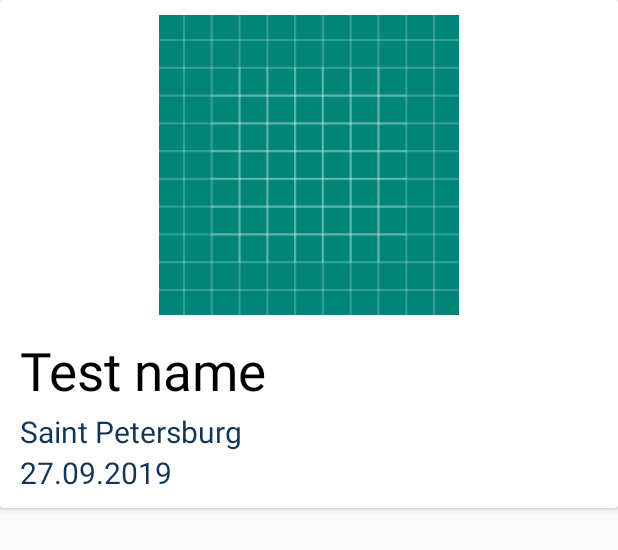
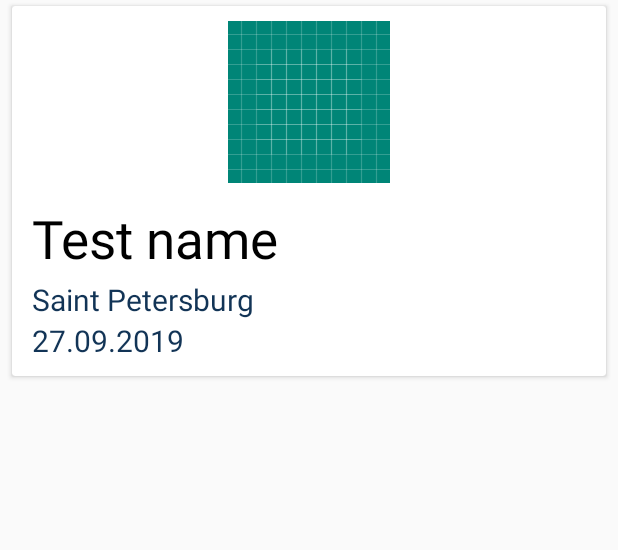
Before and after one commit to NewUserKK/vk-2019-volunteers, an Android app: the layout item_list_event.xml on its own in the app's theme, with its tools: preview values and no code run, on a phone screen of 412 x 824 dp. Shown: the top 550 px of the screen. Run offline under Robolectric (Android 15) with nearby library versions, the phone set to English and light mode, and no system bars.

Commit message:
Add working event list

```diff
--- a/Android/app/src/main/java/ru/newuserkk/volunteers/presentation/MainActivity.kt
+++ b/Android/app/src/main/java/ru/newuserkk/volunteers/presentation/MainActivity.kt
@@ -31,6 +31,7 @@ class MainActivity : AppCompatActivity(), NavHost {
         setContentView(R.layout.activity_main)
         navigationController = Navigation.findNavController(this, navHostFragmentId)
         main_app_bar_layout.setExpanded(false)
+        main_collapsing_toolbar_layout.isTitleEnabled = false
         setupToolbar(main_collapsing_toolbar)
     }
 
--- /dev/null
+++ b/Android/app/src/main/res/drawable/background_card_view.xml
@@ -0,0 +1,9 @@
+<?xml version="1.0" encoding="utf-8"?>
+<shape xmlns:android="http://schemas.android.com/apk/res/android">
+    <solid android:color="@color/white"/>
+
+    <corners android:bottomRightRadius="@dimen/list_item_background_corner_radius"
+        android:bottomLeftRadius="@dimen/list_item_background_corner_radius"
+        android:topLeftRadius="@dimen/list_item_background_corner_radius"
+        android:topRightRadius="@dimen/list_item_background_corner_radius" />
+</shape>
--- a/Android/app/src/main/res/layout/activity_main.xml
+++ b/Android/app/src/main/res/layout/activity_main.xml
@@ -33,7 +33,10 @@
                 android:id="@+id/main_collapsing_toolbar"
                 android:layout_width="match_parent"
                 android:layout_height="?attr/actionBarSize"
-                app:layout_collapseMode="pin" />
+                style="@style/AppTheme.Toolbar"
+                app:layout_collapseMode="pin"
+                app:titleTextColor="@color/white"
+                app:popupTheme="@style/AppTheme.PopupOverlay" />
 
         </com.google.android.material.appbar.CollapsingToolbarLayout>
     </com.google.android.material.appbar.AppBarLayout>
--- a/Android/app/src/main/res/layout/fragment_event_detail.xml
+++ b/Android/app/src/main/res/layout/fragment_event_detail.xml
@@ -22,6 +22,6 @@
         android:textColor="@color/white"
         android:gravity="center"
         android:textSize="20sp"
-        tools:text="Sign up" />
+        android:text="@string/event_detail_sign_up" />
 
 </FrameLayout>
--- a/Android/app/src/main/res/layout/item_list_event.xml
+++ b/Android/app/src/main/res/layout/item_list_event.xml
@@ -3,18 +3,19 @@
     xmlns:app="http://schemas.android.com/apk/res-auto"
     xmlns:tools="http://schemas.android.com/tools"
     android:layout_width="match_parent"
+    style="@style/AppTheme.ListItem"
     android:layout_height="wrap_content">
 
     <androidx.constraintlayout.widget.ConstraintLayout
         android:id="@+id/item_list_event"
         android:layout_width="match_parent"
-        android:layout_height="match_parent"
+        android:layout_height="wrap_content"
         android:padding="10dp">
 
         <ImageView
             android:id="@+id/item_list_event_image"
             android:layout_width="match_parent"
-            android:layout_height="200dp"
+            android:layout_height="wrap_content"
             android:layout_marginBottom="10dp"
             android:scaleType="fitCenter"
             app:layout_constraintBottom_toTopOf="@id/item_list_event_name"
--- a/Android/app/src/main/res/menu/menu_bottom_navigation.xml
+++ b/Android/app/src/main/res/menu/menu_bottom_navigation.xml
@@ -3,13 +3,13 @@
     <item android:id="@+id/eventListFragment"
         android:icon="@drawable/ic_event_24px"
         android:title="@string/menu_events"/>
+    <item android:id="@+id/currentEventsFragment"
+        android:icon="@drawable/ic_hot_24px"
+        android:title="@string/menu_events_current"/>
     <item android:id="@+id/museumListFragment"
         android:icon="@drawable/ic_museum_24px"
         android:title="@string/menu_museums"/>
     <item android:id="@+id/profileFragment"
         android:icon="@drawable/ic_person_24px"
         android:title="@string/menu_profile"/>
-    <item android:id="@+id/currentEventsFragment"
-        android:icon="@drawable/ic_hot_24px"
-        android:title="@string/menu_events_current"/>
 </menu>
--- a/Android/app/src/main/res/values/dimens.xml
+++ b/Android/app/src/main/res/values/dimens.xml
@@ -1,4 +1,5 @@
 <?xml version="1.0" encoding="utf-8"?>
 <resources>
     <dimen name="avatar_view_size">40dp</dimen>
+    <dimen name="list_item_background_corner_radius">5dp</dimen>
 </resources>
--- a/Android/app/src/main/res/values/styles.xml
+++ b/Android/app/src/main/res/values/styles.xml
@@ -41,4 +41,13 @@
     <style name="AppTheme.Toolbar">
         <item name="android:background">@color/colorAccent</item>
     </style>
+
+    <style name="AppTheme.ListItem">
+        <item name="android:padding">4dp</item>
+        <item name="android:layout_marginTop">4dp</item>
+        <item name="android:layout_marginBottom">4dp</item>
+        <item name="android:layout_marginStart">8dp</item>
+        <item name="android:layout_marginEnd">8dp</item>
+        <item name="android:background">@drawable/background_card_view</item>
+    </style>
 </resources>
```
Also changed, not shown: Android/app/src/main/java/ru/newuserkk/volunteers/presentation/event/EventDetailFragment.kt (+4 -4 lines), Android/app/src/main/java/ru/newuserkk/volunteers/presentation/event/EventListRecyclerViewAdapter.kt (+3 -4 lines), Android/app/src/main/res/layout/fragment_event_details.xml (deleted, +0 -14 lines), Android/app/src/main/res/values/strings.xml (+6 -7 lines).
